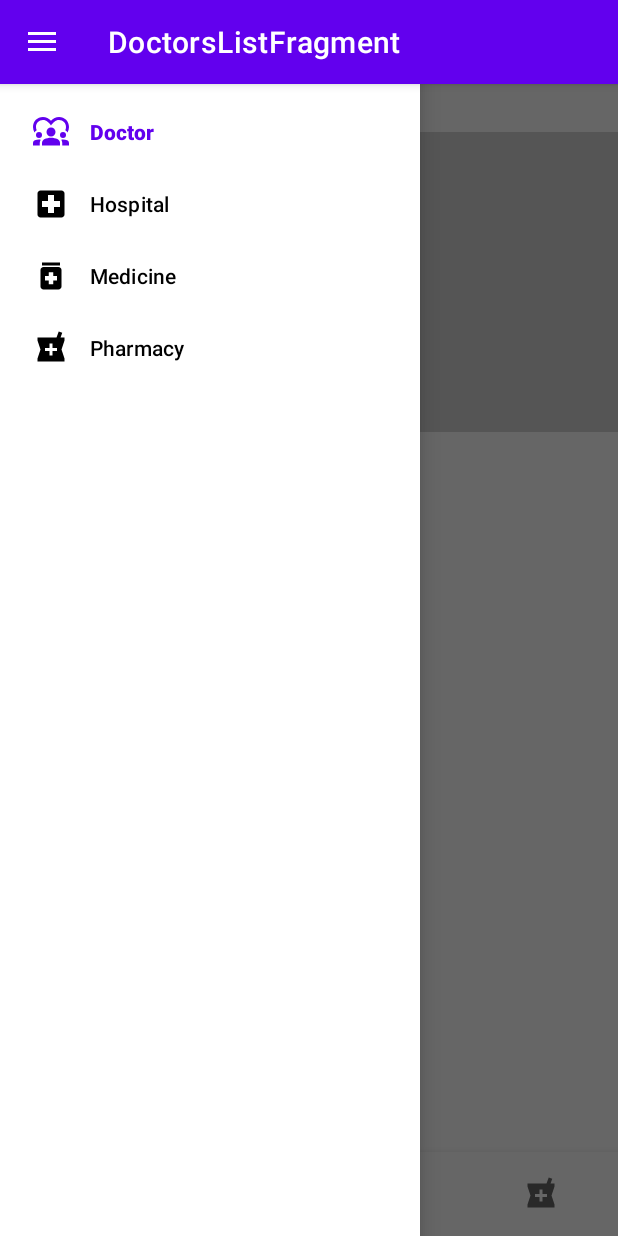
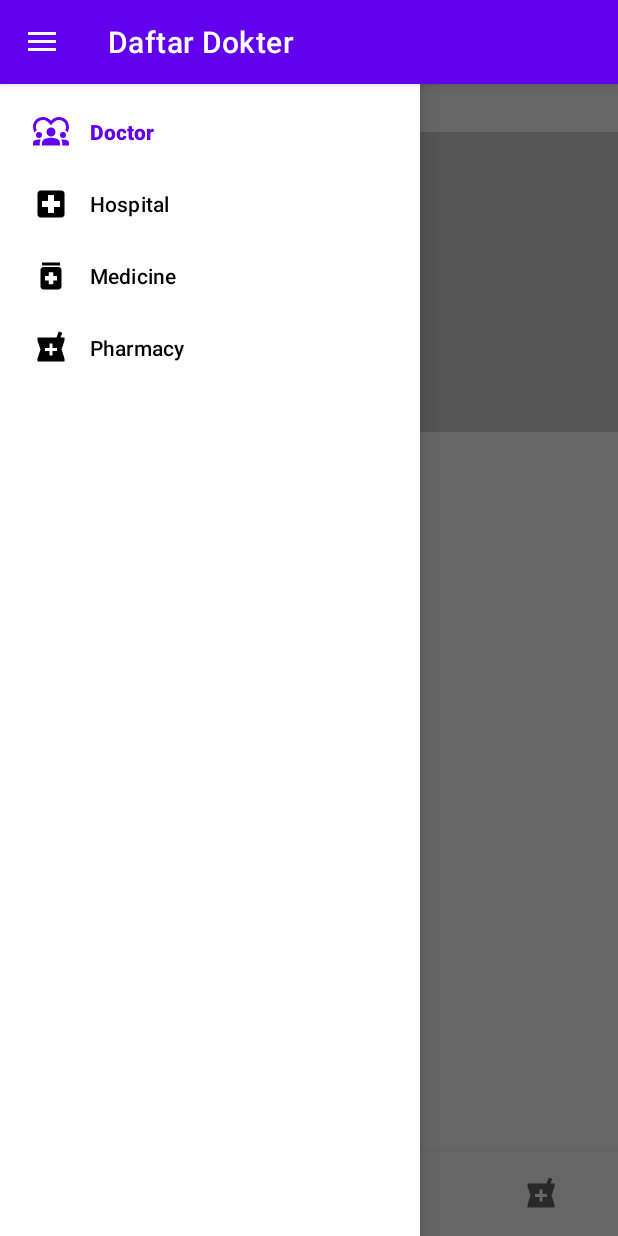
Before and after one commit to RealKevinPlayz/UAS_ANMP_160420078_160420053_160420062, an Android app: the fragment DoctorsDetailFragment placed in its activity, with the side drawer open, on a phone screen of 412 x 824 dp. Run offline under Robolectric (Android 15) with nearby library versions, the phone set to English and light mode, and no system bars; our stand-ins replace Picasso, navigation-ui; pictures from the network do not load.

Commit message:
UTS ANMP Theme / Topics : Healthcare UMC Commits : 13 Changes Desc : 1. DoctorListViewModel.kt updated 2. DoctorsDetailFragment.kt updated 3. HospitalListViewModel.kt Updated 4. MedicineDetailViewModel.kt Added 5. MedicineListViewModel.kt Added 6. MedicineListAdapter.kt Added
Updated .kt changes are additional string for labels and txt

```diff
--- a/app/src/main/java/id/ac/ubaya/informatika/anmp_uts_mobilehealthcare_160420078/view/DoctorsDetailFragment.kt
+++ b/app/src/main/java/id/ac/ubaya/informatika/anmp_uts_mobilehealthcare_160420078/view/DoctorsDetailFragment.kt
@@ -53,8 +53,8 @@ class DoctorsDetailFragment : Fragment() {
         viewModel.doctorLD.observe(viewLifecycleOwner, Observer {
             lblDoctorDetailName.text = it.doctorName.toString()
             lblDoctorDetailSpeciality.text = it.doctorSpecialty.toString()
-            lblDoctorDetailAlamat.text = it.doctorAddress.toString()
-            lblDoctorDetailTelpon.text = it.doctorPhone.toString()
+            lblDoctorDetailAlamat.text = "Alamat Praktek : " + it.doctorAddress.toString()
+            lblDoctorDetailTelpon.text = "Telepon : " + it.doctorPhone.toString()
             lblDoctorDetailRating.text = it.doctorRating.toString()
 
             Picasso.get()
--- a/app/src/main/java/id/ac/ubaya/informatika/anmp_uts_mobilehealthcare_160420078/view/HospitalListAdapter.kt
+++ b/app/src/main/java/id/ac/ubaya/informatika/anmp_uts_mobilehealthcare_160420078/view/HospitalListAdapter.kt
@@ -44,7 +44,7 @@ class HospitalListAdapter(val hospitalList:ArrayList<Hospital>)
             val hospitalPhone = hospitalList[position].hospitalPhone.toString()
             val hospitalPhotoUrl = hospitalList[position].hospitalPhotoUrl.toString()
             val hospitalRating = hospitalList[position].hospitalRating.toString()
-            val action = DoctorsListFragmentDirections.actionDoctorDetail(hospitalId, hospitalName, hospitalWebsite,
+            val action = HospitalListFragmentDirections.actionHospitalDetail(hospitalId, hospitalName, hospitalWebsite,
                 hospitalAddress, hospitalPhone, hospitalPhotoUrl, hospitalRating)
             Navigation.findNavController(it).navigate(action)
         }
--- a/app/src/main/java/id/ac/ubaya/informatika/anmp_uts_mobilehealthcare_160420078/viewmodel/DoctorListViewModel.kt
+++ b/app/src/main/java/id/ac/ubaya/informatika/anmp_uts_mobilehealthcare_160420078/viewmodel/DoctorListViewModel.kt
@@ -21,29 +21,29 @@ class DoctorListViewModel(application: Application): AndroidViewModel(applicatio
         val doctorsJson = "[{'Id' : '1','doctorName' : 'dr. Prettysun Ang Mellow, Sp.PD'," +
                 "'doctorSpecialty' : 'Dokter Penyakit Dalam'," +
                 "'doctorAddress' : 'Rumah Sakit Mitra Keluarga Kenjeran, Jl. Kenjeran No.506, Kalijudan, Mulyorejo, Kota Surabaya, Jawa Timur 60134, Indonesia'," +
-                "'doctorPhone' : '372409518135','doctorPhotoUrl' : 'https://res.cloudinary.com/dk0z4ums3/image/upload/w_100,h_100,c_thumb,dpr_2.0/v1552352865/image_doctor/prettysun.jpg.jpg'," +
+                "'doctorPhone' : '3724-0951-8135','doctorPhotoUrl' : 'https://res.cloudinary.com/dk0z4ums3/image/upload/w_100,h_100,c_thumb,dpr_2.0/v1552352865/image_doctor/prettysun.jpg.jpg'," +
                 "'doctorRating' : '5'},{'Id' : '2','doctorName' : 'dr. Andry Sultana, Sp.PD, FINASIM','doctorSpecialty' : 'Dokter Penyakit Dalam'," +
                 "'doctorAddress' : 'Mayapada Hospital Surabaya, Jl. Mayjen Sungkono No.20, Pakis, Kec. Sawahan, Kota Surabaya, Jawa Timur 60256'," +
-                "'doctorPhone' : '821039564722','doctorPhotoUrl' : 'https://res.cloudinary.com/dk0z4ums3/image/upload/w_100,h_100,c_thumb,dpr_2.0/v1639018087/image_doctor/dr.%20Andry%20Sultana%2C%20Sp.PD.jpg.jpg'," +
+                "'doctorPhone' : '8210-3956-4722','doctorPhotoUrl' : 'https://res.cloudinary.com/dk0z4ums3/image/upload/w_100,h_100,c_thumb,dpr_2.0/v1639018087/image_doctor/dr.%20Andry%20Sultana%2C%20Sp.PD.jpg.jpg'," +
                 "'doctorRating' : '4.5'},{'Id' : '3','doctorName' : 'dr. Dimple Gobind Nagrani, Sp.A','doctorSpecialty' : 'Dokter Anak'," +
                 "'doctorAddress' : 'Jl. Teuku Cik Ditiro No.28 Menteng Jakarta Pusat, Menteng, RT.9/RW.2, Gondangdia, Menteng, Kota Jakarta Pusat, Daerah Khusus Ibukota Jakarta 10350, Indonesia'," +
-                "'doctorPhone' : '305718493216','doctorPhotoUrl' : 'https://res.cloudinary.com/dk0z4ums3/image/upload/w_100,h_100,c_thumb,dpr_2.0/v1584974182/image_doctor/dr.%20Dimple%20Gobind%20Nagrani%2C%20Sp.A.jpg.jpg'," +
+                "'doctorPhone' : '3057-1849-3216','doctorPhotoUrl' : 'https://res.cloudinary.com/dk0z4ums3/image/upload/w_100,h_100,c_thumb,dpr_2.0/v1584974182/image_doctor/dr.%20Dimple%20Gobind%20Nagrani%2C%20Sp.A.jpg.jpg'," +
                 "'doctorRating' : '4.5'}, {'Id' : '4','doctorName' : 'dr. Bambang Herwanto, Sp.JP, FIHA'," +
                 "'doctorSpecialty' : 'Dokter Penyakit Jantung'," +
                 "'doctorAddress' : 'Rumah Sakit Umum Siloam, Jl. Raya Gubeng No.70, Gubeng, Kota SBY, Jawa Timur 60281, Indonesia'," +
-                "'doctorPhone' : '831509626721','doctorPhotoUrl' : 'https://res.cloudinary.com/dk0z4ums3/image/upload/w_60,h_60,c_fill,dpr_2.0/v1500451269/image_doctor/Bambang%20Herwanto%2C%20dr.%2C%20SpJP%20%28K%29%2C%20FIHA.JPG.jpg'," +
+                "'doctorPhone' : '8315-0962-6721','doctorPhotoUrl' : 'https://res.cloudinary.com/dk0z4ums3/image/upload/w_60,h_60,c_fill,dpr_2.0/v1500451269/image_doctor/Bambang%20Herwanto%2C%20dr.%2C%20SpJP%20%28K%29%2C%20FIHA.JPG.jpg'," +
                 "'doctorRating' : '5'},{'Id' : '5','doctorName' : 'dr. Ivana Sugiarto, M.Biomed, Sp.KK','doctorSpecialty' : 'Dokter Kulit'," +
                 "'doctorAddress' : 'Mitra Keluarga Kenjeran, Jl. Kenjeran No.506, Kalijudan, Mulyorejo, Kota Surabaya, Jawa Timur 60134, Indonesia'," +
-                "'doctorPhone' : '296315822148','doctorPhotoUrl' : 'https://res.cloudinary.com/dk0z4ums3/image/upload/w_60,h_60,c_fill,dpr_2.0/v1607570785/image_doctor/unnamed%20%284%29%20-%20Pita%20Patimah.jpg.jpg'," +
+                "'doctorPhone' : '2963-1582-2148','doctorPhotoUrl' : 'https://res.cloudinary.com/dk0z4ums3/image/upload/w_60,h_60,c_fill,dpr_2.0/v1607570785/image_doctor/unnamed%20%284%29%20-%20Pita%20Patimah.jpg.jpg'," +
                 "'doctorRating' : '4.5'},{'Id' : '6','doctorName' : 'dr. Jose Laksmana Anggowarsito, G.Dimp. Derm, Sp.KK','doctorSpecialty' : 'Dokter Kulit'," +
                 "'doctorAddress' : 'Jl. Emerald Mansion TX 10, Lidah Kulon, Kec. Lakarsantri, Kota Surabaya, Jawa Timur 60213'," +
-                "'doctorPhone' : '479608374912','doctorPhotoUrl' : 'https://res.cloudinary.com/dk0z4ums3/image/upload/w_100,h_100,c_thumb,dpr_2.0/v1599099659/image_doctor/dr.%20Jose%20Laksmana%20Anggowarsito%2C%20G.Dimp.%20Derm%2C%20Sp.KK.png.png'," +
+                "'doctorPhone' : '4796-0837-4912','doctorPhotoUrl' : 'https://res.cloudinary.com/dk0z4ums3/image/upload/w_100,h_100,c_thumb,dpr_2.0/v1599099659/image_doctor/dr.%20Jose%20Laksmana%20Anggowarsito%2C%20G.Dimp.%20Derm%2C%20Sp.KK.png.png'," +
                 "'doctorRating' : '4'},{'Id' : '7','doctorName' : 'dr. Moch. Wachid, Sp.THT-KL','doctorSpecialty' : 'Dokter THT'," +
                 "'doctorAddress' : 'Rumah Sakit Al-Irsyad, Jl. KH Mas Mansyur No.210-214, Nyamplungan, Pabean Cantian, Kota Surabaya, Jawa Timur 60162, Indonesia'," +
-                "'doctorPhone' : '972107839265','doctorPhotoUrl' : 'https://res.cloudinary.com/dk0z4ums3/image/upload/w_100,h_100,c_thumb,dpr_2.0/v1615520877/image_doctor/dr.%20Moch.%20Wachid%2C%20Sp.THT-KL.jpg.jpg'," +
+                "'doctorPhone' : '9721-0783-9265','doctorPhotoUrl' : 'https://res.cloudinary.com/dk0z4ums3/image/upload/w_100,h_100,c_thumb,dpr_2.0/v1615520877/image_doctor/dr.%20Moch.%20Wachid%2C%20Sp.THT-KL.jpg.jpg'," +
                 "'doctorRating' : '4.5'},{'Id' : '8','doctorName' : 'dr. Chandra Irwanadi Mohani, Sp.PD, KGH' , 'doctorSpecialty' : 'Dokter Ginjal'," +
                 "'doctorAddress' : 'Mitra Keluarga Surabaya, Jl. Satelit Indah II, Darmo Satelit, Tanjungsari, Suko Manunggal, Kota SBY, Jawa Timur 60187, Indonesia'," +
-                "'doctorPhone' : '503418721936','doctorPhotoUrl' : 'https://res.cloudinary.com/dk0z4ums3/image/upload/w_100,h_100,c_thumb,dpr_2.0/v1551761026/image_doctor/dr-chandra-im.jpg.jpg'," +
+                "'doctorPhone' : '5034-1872-1936','doctorPhotoUrl' : 'https://res.cloudinary.com/dk0z4ums3/image/upload/w_100,h_100,c_thumb,dpr_2.0/v1551761026/image_doctor/dr-chandra-im.jpg.jpg'," +
                 "'doctorRating' : '5'}]"
 
         val sType = object : TypeToken<ArrayList<Doctor>>() { }.type
--- a/app/src/main/java/id/ac/ubaya/informatika/anmp_uts_mobilehealthcare_160420078/viewmodel/HospitalListViewModel.kt
+++ b/app/src/main/java/id/ac/ubaya/informatika/anmp_uts_mobilehealthcare_160420078/viewmodel/HospitalListViewModel.kt
@@ -19,7 +19,7 @@ class HospitalListViewModel(application: Application): AndroidViewModel(applicat
         val hospitalsJson = "[{'hospitalId' : '1','hospitalName' : 'Rumah Sakit Mitra Keluarga Kenjeran'," +
                 "'hospitalWebsite' : 'https://www.mitrakeluarga.com/kenjeran/menu-fasilitas-rs'," +
                 "'hospitalAddress' : 'Jl. Raya Kenjeran 506, Surabaya'," +
-                "'hospitalPhone' : '0813 9787 1313','hospitalPhotoUrl' : 'https://lh3.googleusercontent.com/p/AF1QipOzC1O5ko6qJqEcZtYCboaL4FsmHL1o2irqPeG9=s680-w680-h510'," +
+                "'hospitalPhone' : '0813-9787-1313','hospitalPhotoUrl' : 'https://lh3.googleusercontent.com/p/AF1QipOzC1O5ko6qJqEcZtYCboaL4FsmHL1o2irqPeG9=s680-w680-h510'," +
                 "'hospitalRating' : '4.5'}]"
 
         val sType = object : TypeToken<ArrayList<Hospital>>() { }.type
--- a/app/src/main/res/layout/activity_main.xml
+++ b/app/src/main/res/layout/activity_main.xml
@@ -18,7 +18,7 @@
         android:layout_width="match_parent"
         android:layout_height="match_parent"
         app:defaultNavHost="true"
-        app:layout_constraintBottom_toBottomOf="@+id/bottomNav"
+        app:layout_constraintBottom_toBottomOf="parent"
         app:layout_constraintEnd_toEndOf="parent"
         app:layout_constraintStart_toStartOf="parent"
         app:layout_constraintTop_toTopOf="parent"
--- a/app/src/main/res/layout/fragment_doctors_detail.xml
+++ b/app/src/main/res/layout/fragment_doctors_detail.xml
@@ -34,11 +34,11 @@
 
         <TextView
             android:id="@+id/lblDoctorDetailAlamat"
-            android:layout_width="wrap_content"
+            android:layout_width="360dp"
             android:layout_height="wrap_content"
             android:layout_marginTop="8dp"
             android:text="Alamat"
-            android:textAlignment="center"
+            android:textAlignment="gravity"
             android:textColor="#000000"
             android:textSize="14sp"
             app:layout_constraintEnd_toEndOf="parent"
--- a/app/src/main/res/layout/fragment_doctors_list.xml
+++ b/app/src/main/res/layout/fragment_doctors_list.xml
@@ -20,7 +20,8 @@
             <androidx.recyclerview.widget.RecyclerView
                 android:id="@+id/doctorsRecView"
                 android:layout_width="match_parent"
-                android:layout_height="match_parent"
+                android:layout_height="0dp"
+                android:layout_marginBottom="60dp"
                 app:layout_constraintBottom_toBottomOf="parent"
                 app:layout_constraintEnd_toEndOf="parent"
                 app:layout_constraintStart_toStartOf="parent"
--- a/app/src/main/res/layout/fragment_hospital_list.xml
+++ b/app/src/main/res/layout/fragment_hospital_list.xml
@@ -21,6 +21,7 @@
                 android:id="@+id/hospitalsRecView"
                 android:layout_width="match_parent"
                 android:layout_height="match_parent"
+                android:layout_marginBottom="60dp"
                 app:layout_constraintBottom_toBottomOf="parent"
                 app:layout_constraintEnd_toEndOf="parent"
                 app:layout_constraintHorizontal_bias="0.0"
--- a/app/src/main/res/layout/fragment_medicines_list.xml
+++ b/app/src/main/res/layout/fragment_medicines_list.xml
@@ -21,6 +21,7 @@
                 android:id="@+id/medicinesRecView"
                 android:layout_width="match_parent"
                 android:layout_height="match_parent"
+                android:layout_marginBottom="60dp"
                 app:layout_constraintBottom_toBottomOf="parent"
                 app:layout_constraintEnd_toEndOf="parent"
                 app:layout_constraintHorizontal_bias="0.0"
--- a/app/src/main/res/layout/fragment_pharmacy_list.xml
+++ b/app/src/main/res/layout/fragment_pharmacy_list.xml
@@ -21,6 +21,7 @@
                 android:id="@+id/pharmaciesRecView"
                 android:layout_width="match_parent"
                 android:layout_height="match_parent"
+                android:layout_marginBottom="60dp"
                 app:layout_constraintBottom_toBottomOf="parent"
                 app:layout_constraintEnd_toEndOf="parent"
                 app:layout_constraintHorizontal_bias="0.0"
--- a/app/src/main/res/navigation/healthcare_navigation.xml
+++ b/app/src/main/res/navigation/healthcare_navigation.xml
@@ -2,12 +2,13 @@
 <navigation xmlns:android="http://schemas.android.com/apk/res/android"
     xmlns:app="http://schemas.android.com/apk/res-auto"
     android:id="@+id/healthcare_navigation"
+    android:label="Detail Obat"
     app:startDestination="@id/itemDoctor">
 
     <fragment
         android:id="@+id/itemDoctor"
         android:name="id.ac.ubaya.informatika.anmp_uts_mobilehealthcare_160420078.view.DoctorsListFragment"
-        android:label="DoctorsListFragment" >
+        android:label="Daftar Dokter">
         <action
             android:id="@+id/actionDoctorDetail"
             app:destination="@id/doctorsDetailFragment" />
@@ -15,7 +16,7 @@
     <fragment
         android:id="@+id/doctorsDetailFragment"
         android:name="id.ac.ubaya.informatika.anmp_uts_mobilehealthcare_160420078.view.DoctorsDetailFragment"
-        android:label="fragment_doctor_detail" >
+        android:label="Detail Dokter">
         <argument
             android:name="id"
             app:argType="string" />
@@ -41,7 +42,7 @@
     <fragment
         android:id="@+id/itemHospital"
         android:name="id.ac.ubaya.informatika.anmp_uts_mobilehealthcare_160420078.view.HospitalListFragment"
-        android:label="HospitalListFragment" >
+        android:label="Daftar Rumah Sakit">
         <action
             android:id="@+id/actionHospitalDetail"
             app:destination="@id/hospitalDetailFragment" />
@@ -49,7 +50,7 @@
     <fragment
         android:id="@+id/hospitalDetailFragment"
         android:name="id.ac.ubaya.informatika.anmp_uts_mobilehealthcare_160420078.view.HospitalDetailFragment"
-        android:label="fragment_hospital_detail">
+        android:label="Detail Rumah Sakit">
         <argument
             android:name="id"
             app:argType="string" />
@@ -72,4 +73,38 @@
             android:name="hospitalRating"
             app:argType="string" />
     </fragment>
+    <fragment
+        android:id="@+id/itemMedicine"
+        android:name="id.ac.ubaya.informatika.anmp_uts_mobilehealthcare_160420078.view.MedicinesListFragment"
+        android:label="Daftar Obat">
+        <action
+            android:id="@+id/actionMedicineDetail"
+            app:destination="@id/medicinesDetailFragment" />
+    </fragment>
+    <fragment
+        android:id="@+id/medicinesDetailFragment"
+        android:name="id.ac.ubaya.informatika.anmp_uts_mobilehealthcare_160420078.view.MedicinesDetailFragment"
+        android:label="Detail Obat">
+        <argument
+            android:name="id"
+            app:argType="string" />
+        <argument
+            android:name="medicineName"
+            app:argType="string" />
+        <argument
+            android:name="medicineDesc"
+            app:argType="string" />
+        <argument
+            android:name="medicineDose"
+            app:argType="string" />
+        <argument
+            android:name="medicineComposition"
+            app:argType="string" />
+        <argument
+            android:name="medicineWarning"
+            app:argType="string" />
+        <argument
+            android:name="medicinePhotoUrl"
+            app:argType="string" />
+    </fragment>
 </navigation>
```
Also changed, not shown: app/src/main/java/id/ac/ubaya/informatika/anmp_uts_mobilehealthcare_160420078/model/MedicinesModel.kt (+6 -6 lines), app/src/main/java/id/ac/ubaya/informatika/anmp_uts_mobilehealthcare_160420078/view/MedicineListAdapter.kt (added, +61 -0 lines), app/src/main/java/id/ac/ubaya/informatika/anmp_uts_mobilehealthcare_160420078/view/MedicinesDetailFragment.kt (+44 -39 lines), app/src/main/java/id/ac/ubaya/informatika/anmp_uts_mobilehealthcare_160420078/view/MedicinesListFragment.kt (+48 -37 lines), app/src/main/java/id/ac/ubaya/informatika/anmp_uts_mobilehealthcare_160420078/viewmodel/MedicineDetailViewModel.kt (added, +15 -0 lines), app/src/main/java/id/ac/ubaya/informatika/anmp_uts_mobilehealthcare_160420078/viewmodel/MedicineListViewModel.kt (added, +66 -0 lines), app/src/main/res/layout/fragment_hospital_detail.xml (+6 -6 lines), app/src/main/res/layout/fragment_medicines_detail.xml (+11 -11 lines), app/src/main/res/layout/medicine_list_item.xml (added, +82 -0 lines).
